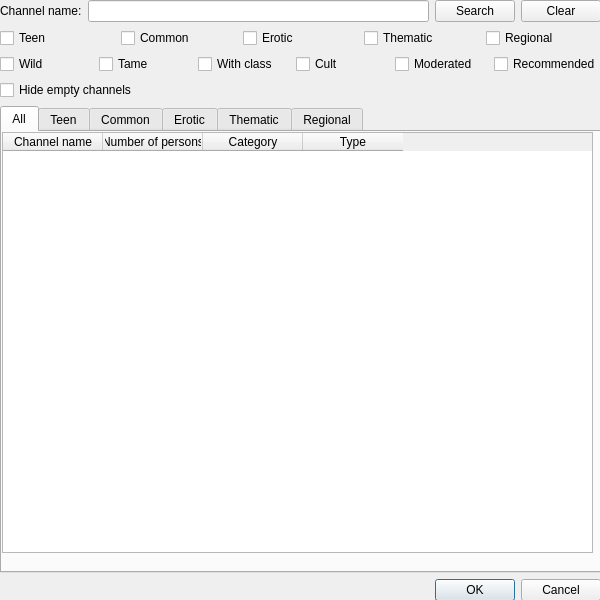
Old version of the form ui/channel_list.ui in the repository gitter-badger/simplechatclient.
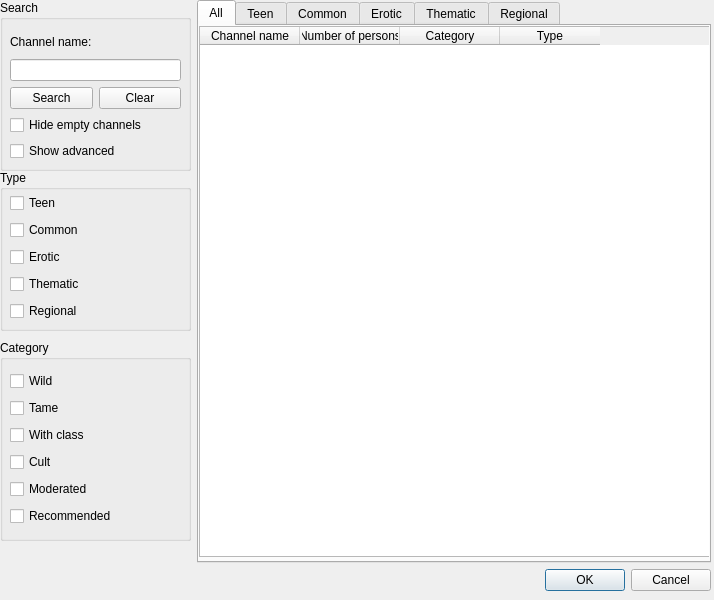
New version of the form. Icons and pictures are not drawn.

Commit message: fix search layout

What changed in the file:
```diff
--- a/ui/channel_list.ui
+++ b/ui/channel_list.ui
@@ -9,7 +9,7 @@
    <rect>
     <x>0</x>
     <y>0</y>
-    <width>600</width>
+    <width>714</width>
     <height>600</height>
    </rect>
   </property>
@@ -34,13 +34,55 @@
     <rect>
      <x>0</x>
      <y>0</y>
-     <width>601</width>
-     <height>601</height>
+     <width>711</width>
+     <height>591</height>
     </rect>
    </property>
    <layout class="QVBoxLayout" name="verticalLayout">
     <item>
-     <layout class="QHBoxLayout" name="horizontalLayout">
+     <layout class="QHBoxLayout" name="horizontalLayout_4">
+      <item>
+       <widget class="QWidget" name="widget" native="true">
+        <property name="minimumSize">
+         <size>
+          <width>191</width>
+          <height>0</height>
+         </size>
+        </property>
+        <property name="maximumSize">
+         <size>
+          <width>191</width>
+          <height>16777215</height>
+         </size>
+        </property>
+        <widget class="QGroupBox" name="groupBox_search">
+         <property name="geometry">
+          <rect>
+           <x>0</x>
+           <y>0</y>
+           <width>191</width>
+           <height>171</height>
+          </rect>
+         </property>
+         <property name="maximumSize">
+          <size>
+           <width>200</width>
+           <height>300</height>
+          </size>
+         </property>
+         <property name="title">
+          <string>Search</string>
+         </property>
+         <widget class="QWidget" name="verticalLayoutWidget_2">
+          <property name="geometry">
+           <rect>
+            <x>10</x>
+            <y>30</y>
+            <width>171</width>
+            <height>131</height>
+           </rect>
+          </property>
+          <layout class="QVBoxLayout" name="verticalLayout_2">
       <item>
        <widget class="QLabel" name="label_channel_name">
         <property name="text">
@@ -52,6 +94,8 @@
        <widget class="QLineEdit" name="lineEdit_search"/>
       </item>
       <item>
+            <layout class="QHBoxLayout" name="horizontalLayout_5">
+             <item>
        <widget class="QPushButton" name="pushButton_search">
         <property name="text">
          <string>Search</string>
@@ -68,7 +112,56 @@
      </layout>
     </item>
     <item>
-     <layout class="QHBoxLayout" name="horizontalLayout_3">
+            <widget class="QCheckBox" name="checkBox_hide_empty_channels">
+             <property name="text">
+              <string>Hide empty channels</string>
+             </property>
+            </widget>
+           </item>
+           <item>
+            <widget class="QCheckBox" name="checkBox_show_adv_options">
+             <property name="text">
+              <string>Show advanced</string>
+             </property>
+            </widget>
+           </item>
+          </layout>
+         </widget>
+        </widget>
+        <widget class="QGroupBox" name="groupBox_type">
+         <property name="geometry">
+          <rect>
+           <x>0</x>
+           <y>170</y>
+           <width>191</width>
+           <height>161</height>
+          </rect>
+         </property>
+         <property name="minimumSize">
+          <size>
+           <width>0</width>
+           <height>0</height>
+          </size>
+         </property>
+         <property name="maximumSize">
+          <size>
+           <width>200</width>
+           <height>16777215</height>
+          </size>
+         </property>
+         <property name="title">
+          <string>Type</string>
+         </property>
+         <widget class="QWidget" name="verticalLayoutWidget_3">
+          <property name="geometry">
+           <rect>
+            <x>10</x>
+            <y>22</y>
+            <width>171</width>
+            <height>133</height>
+           </rect>
+          </property>
+          <layout class="QVBoxLayout" name="verticalLayout_3">
       <item>
        <widget class="QCheckBox" name="checkBox_teen">
         <property name="text">
@@ -105,9 +198,42 @@
        </widget>
       </item>
      </layout>
-    </item>
-    <item>
-     <layout class="QHBoxLayout" name="horizontalLayout_2">
+         </widget>
+        </widget>
+        <widget class="QGroupBox" name="groupBox_category">
+         <property name="geometry">
+          <rect>
+           <x>0</x>
+           <y>340</y>
+           <width>191</width>
+           <height>201</height>
+          </rect>
+         </property>
+         <property name="minimumSize">
+          <size>
+           <width>0</width>
+           <height>0</height>
+          </size>
+         </property>
+         <property name="maximumSize">
+          <size>
+           <width>200</width>
+           <height>16777215</height>
+          </size>
+         </property>
+         <property name="title">
+          <string>Category</string>
+         </property>
+         <widget class="QWidget" name="verticalLayoutWidget_4">
+          <property name="geometry">
+           <rect>
+            <x>10</x>
+            <y>30</y>
+            <width>171</width>
+            <height>160</height>
+           </rect>
+          </property>
+          <layout class="QVBoxLayout" name="verticalLayout_4">
       <item>
        <widget class="QCheckBox" name="checkBox_wild">
         <property name="text">
@@ -151,16 +277,18 @@
        </widget>
       </item>
      </layout>
-    </item>
-    <item>
-     <widget class="QCheckBox" name="checkBox_hide_empty_channels">
-      <property name="text">
-       <string>Hide empty channels</string>
-      </property>
+         </widget>
+        </widget>
      </widget>
     </item>
     <item>
      <widget class="QTabWidget" name="tabWidget">
+        <property name="sizePolicy">
+         <sizepolicy hsizetype="Preferred" vsizetype="Preferred">
+          <horstretch>0</horstretch>
+          <verstretch>0</verstretch>
+         </sizepolicy>
+        </property>
       <property name="minimumSize">
        <size>
         <width>0</width>
@@ -180,7 +308,7 @@
           <x>0</x>
           <y>0</y>
           <width>591</width>
-          <height>421</height>
+            <height>531</height>
          </rect>
         </property>
         <property name="minimumSize">
@@ -531,6 +659,8 @@
        </widget>
       </widget>
      </widget>
+      </item>
+     </layout>
     </item>
     <item>
      <widget class="QDialogButtonBox" name="buttonBox">
```
Lines whose indentation alone changed are shown as unchanged. The commit also changes 4 other files.
